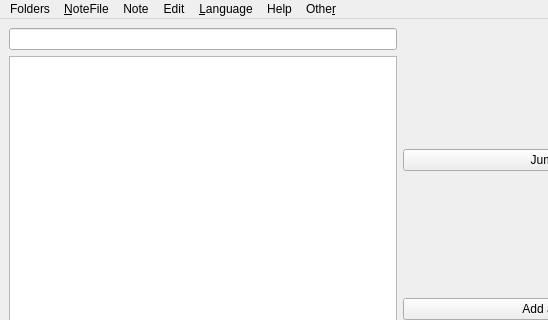
Above: misli_desktop/misliwindow.ui from v-ko/pamet before the change; both pictures show x 0 to 548 and y 0 to 320 of the 800 by 600 pixel window. Below: the same form after it.
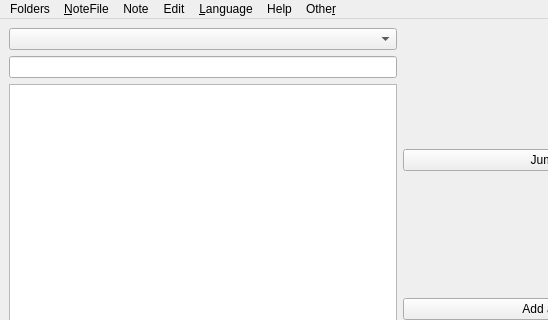
That is the form after the change.

```diff
--- a/misli_desktop/misliwindow.ui
+++ b/misli_desktop/misliwindow.ui
@@ -17,6 +17,9 @@
    <layout class="QHBoxLayout" name="horizontalLayout_2">
     <item>
      <layout class="QVBoxLayout" name="verticalLayout">
+      <item>
+       <widget class="QComboBox" name="searchScopeComboBox"/>
+      </item>
       <item>
        <widget class="QLineEdit" name="searchLineEdit">
         <property name="sizePolicy">
```
Left out of the diff: 25 changed lines with no effect on the pictures.
